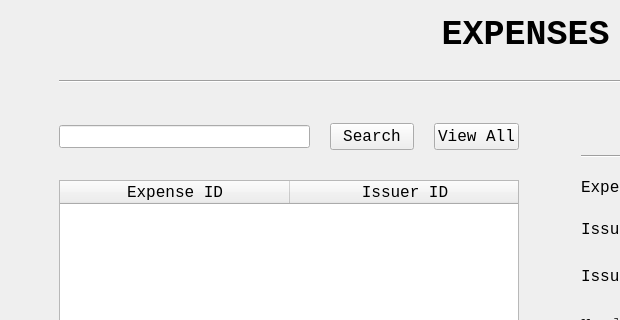
Above: ExpensesUI.ui from ASNaeem/Simple-VCMS before the change; both pictures show x 0 to 620 and y 0 to 320 of the 1051 by 700 pixel window. Below: the same form after it.
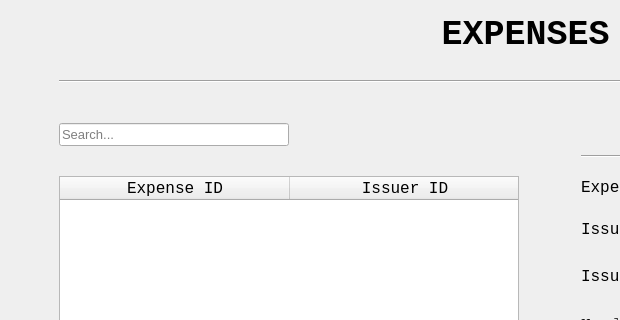
That is the form after the change.

Commit message: added search method

What changed in the file:
```diff
--- a/ExpensesUI.ui
+++ b/ExpensesUI.ui
@@ -78,7 +78,7 @@
         <item>
          <layout class="QVBoxLayout" name="verticalLayout_3">
           <item>
-           <layout class="QHBoxLayout" name="horizontalLayout" stretch="30,10,10">
+           <layout class="QHBoxLayout" name="horizontalLayout" stretch="50,50">
             <property name="topMargin">
              <number>20</number>
             </property>
@@ -95,39 +95,23 @@
                 <pointsize>10</pointsize>
                </font>
               </property>
-             </widget>
-            </item>
-            <item>
-             <widget class="QPushButton" name="line_bill_view_all">
-              <property name="font">
-               <font>
-                <family>Courier New</family>
-                <pointsize>12</pointsize>
-               </font>
+              <property name="placeholderText">
+               <string>Search...</string>
               </property>
-              <property name="cursor">
-               <cursorShape>PointingHandCursor</cursorShape>
-              </property>
-              <property name="text">
-               <string>Search</string>
-              </property>
              </widget>
             </item>
             <item>
-             <widget class="QPushButton" name="button_bill_view_all">
-              <property name="font">
-               <font>
-                <family>Courier New</family>
-                <pointsize>12</pointsize>
-               </font>
+             <spacer name="horizontalSpacer_4">
+              <property name="orientation">
+               <enum>Qt::Horizontal</enum>
               </property>
-              <property name="cursor">
-               <cursorShape>PointingHandCursor</cursorShape>
+              <property name="sizeHint" stdset="0">
+               <size>
+                <width>40</width>
+                <height>20</height>
+               </size>
               </property>
-              <property name="text">
-               <string>View All</string>
-              </property>
-             </widget>
+             </spacer>
             </item>
            </layout>
           </item>
```
Left out of the diff: 2 changed lines with no effect on the pictures. The commit also changes 9 other files.
